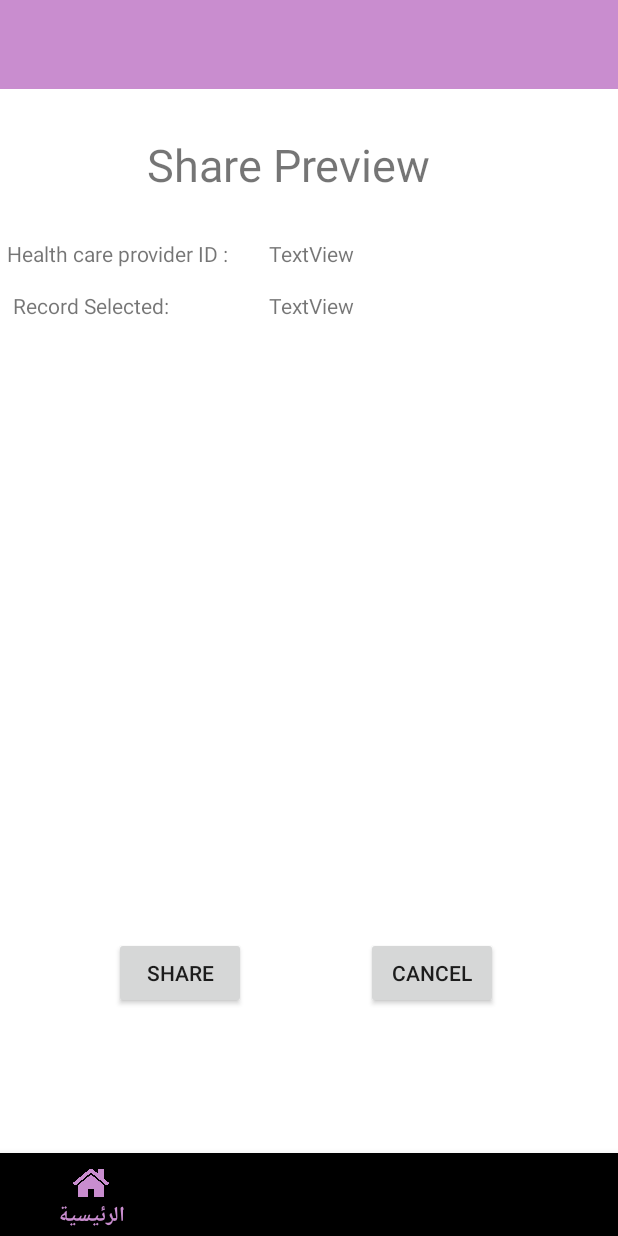
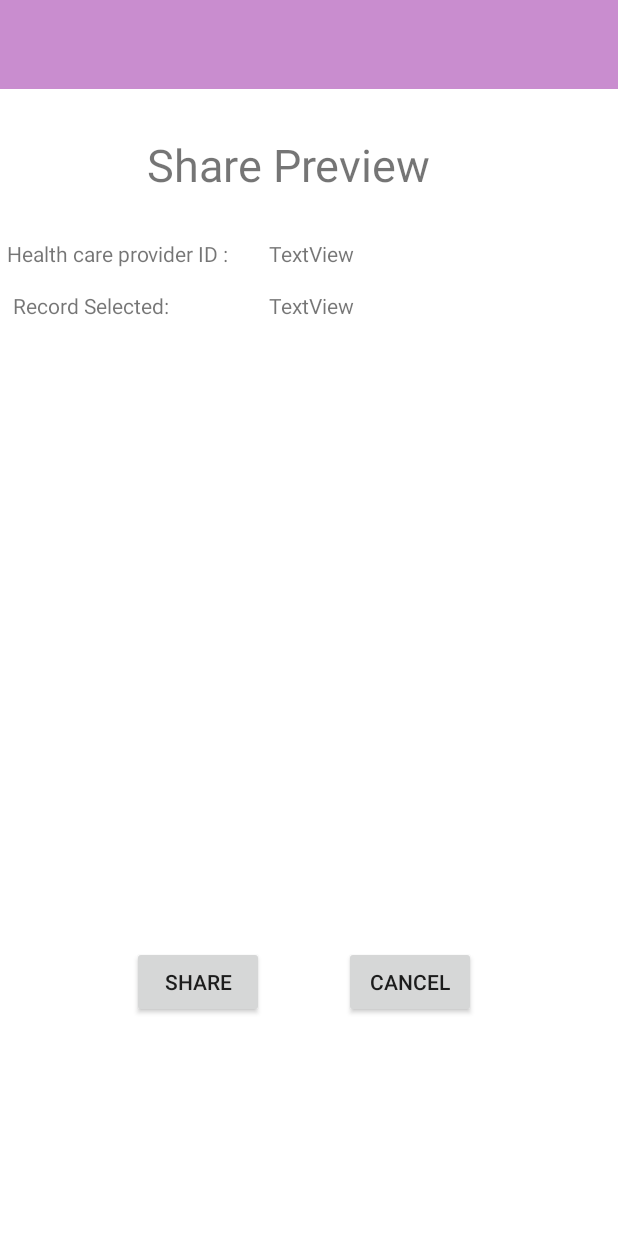
Before and after one commit to noufalmedlej/MyHealthBuddy, an Android app: the layout activity_share_record.xml on its own in the app's theme, with its tools: preview values and no code run, on a phone screen of 412 x 824 dp. Run offline under Robolectric (Android 15) with nearby library versions, the phone set to English and light mode, and no system bars.

Commit message:
Compleat Patient Share

```diff
--- a/app/src/main/java/com/example/myhealthbuddy/ChooseDocToShareWith.java
+++ b/app/src/main/java/com/example/myhealthbuddy/ChooseDocToShareWith.java
@@ -34,7 +34,7 @@ import java.util.ArrayList;
 
 public class ChooseDocToShareWith extends AppCompatActivity {
 
-    private BottomNavigationView bottomnav;
+
     private ImageButton searchbtn;
     private EditText searchInpuText;
     private RecyclerView SearchResultList;
--- a/app/src/main/res/layout/activity_share_record.xml
+++ b/app/src/main/res/layout/activity_share_record.xml
@@ -17,15 +17,7 @@
         app:layout_constraintStart_toStartOf="parent"
         app:layout_constraintTop_toTopOf="parent" />
 
-    <com.google.android.material.bottomnavigation.BottomNavigationView
-        android:id="@+id/bottom_navigation"
-        android:layout_width="match_parent"
-        android:layout_height="55dp"
-        app:layout_constraintBottom_toBottomOf="parent"
-        app:layout_constraintStart_toStartOf="parent"
-        app:layout_constraintTop_toTopOf="parent"
-        app:layout_constraintVertical_bias="1.0"
-        app:menu="@menu/bottom_navigation" />
+
 
     <TextView
         android:id="@+id/HCPText"
@@ -42,11 +34,11 @@
         android:id="@+id/sharebtn"
         android:layout_width="wrap_content"
         android:layout_height="wrap_content"
-        android:layout_marginStart="76dp"
-        android:layout_marginLeft="76dp"
-        android:layout_marginBottom="96dp"
+        android:layout_marginStart="88dp"
+        android:layout_marginLeft="88dp"
+        android:layout_marginBottom="145dp"
         android:text="Share"
-        app:layout_constraintBottom_toTopOf="@+id/bottom_navigation"
+        app:layout_constraintBottom_toBottomOf="parent"
         app:layout_constraintStart_toStartOf="parent" />
 
     <TextView
@@ -104,10 +96,11 @@
         android:id="@+id/CancelShare"
         android:layout_width="wrap_content"
         android:layout_height="wrap_content"
-        android:layout_marginBottom="96dp"
+        android:layout_marginBottom="145dp"
         android:text="Cancel"
-        app:layout_constraintBottom_toTopOf="@+id/bottom_navigation"
+        app:layout_constraintBottom_toBottomOf="parent"
         app:layout_constraintEnd_toEndOf="parent"
+        app:layout_constraintHorizontal_bias="0.36"
         app:layout_constraintStart_toEndOf="@+id/sharebtn" />
 
 </androidx.constraintlayout.widget.ConstraintLayout>
```
Also changed, not shown: app/src/main/java/com/example/myhealthbuddy/ShareRecord.java (+1 -24 lines), app/src/main/res/layout/activity_choose_doc_to_share_with.xml (+2 -11 lines).
